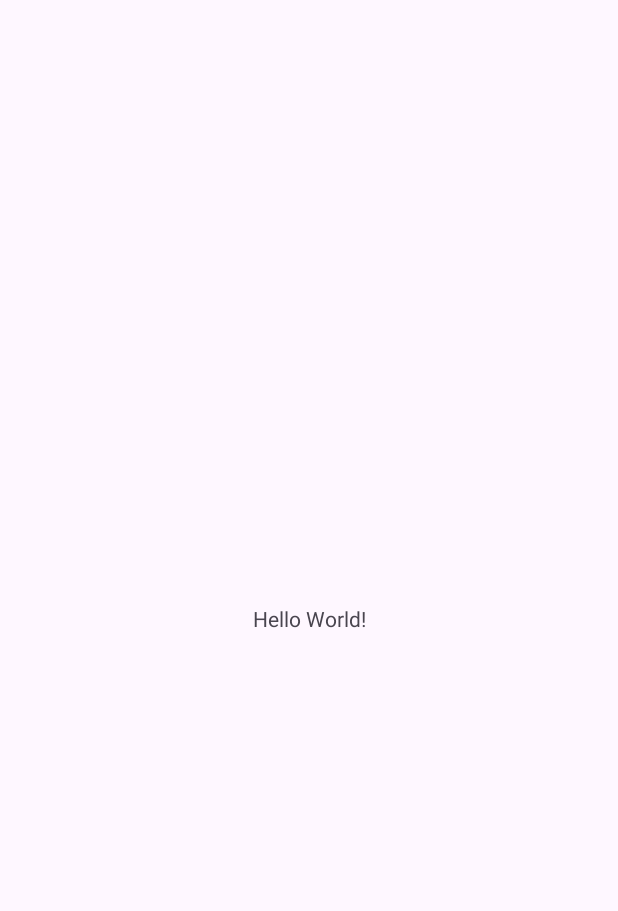
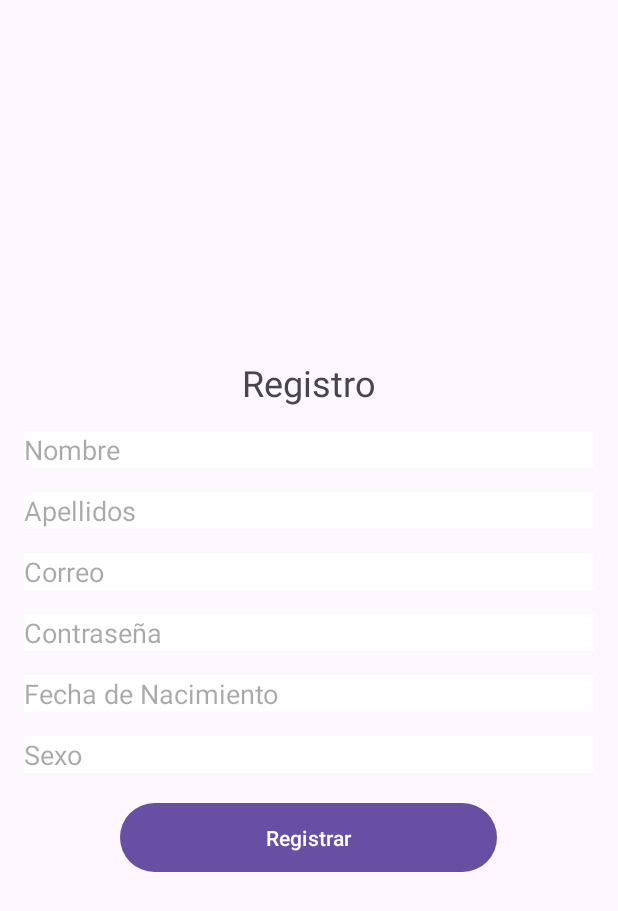
Before and after one commit to Sarethjs/MoveCax, an Android app: the screen it shows after launch (MainActivity before the commit, RegistroUserActivity after it), on a phone screen of 412 x 824 dp. Before the commit the part shown is almost empty. Shown: the top 911 px of the screen. Run offline under Robolectric (Android 15) with nearby library versions, the phone set to English and light mode, and no system bars; 1 statement that could not run was skipped.

Commit message:
Resgistro User

```diff
--- a/app/src/main/java/dev/movecax/views/RegistroUserActivity.java
+++ b/app/src/main/java/dev/movecax/views/RegistroUserActivity.java
@@ -1,16 +1,62 @@
 package dev.movecax.views;
 
 import androidx.appcompat.app.AppCompatActivity;
+import android.os.Bundle;
+import android.view.View;
+import android.widget.Button;
+import android.widget.EditText;
 
-import android.os.Bundle;
-
+import dev.movecax.Presenters.RegistroUserPresenter;
 import dev.movecax.R;
+import retrofit2.Retrofit;
+import retrofit2.converter.gson.GsonConverterFactory;
 
 public class RegistroUserActivity extends AppCompatActivity {
+
+    private RegistroUserPresenter presenter;
+
+    private EditText etNombre;
+    private EditText etApellidos;
+    private EditText etCorreo;
+    private EditText etContraseña;
+    private EditText etFechaNacimiento;
+    private EditText etSexo;
+    private Button btnRegistrar;
 
     @Override
     protected void onCreate(Bundle savedInstanceState) {
         super.onCreate(savedInstanceState);
         setContentView(R.layout.activity_registro_user);
+
+
+        // Enlazar los elementos de la interfaz de usuario con las variables
+        etNombre = findViewById(R.id.etNombre);
+        etApellidos = findViewById(R.id.etApellidos);
+        etCorreo = findViewById(R.id.etCorreo);
+        etContraseña = findViewById(R.id.etContraseña);
+        etFechaNacimiento = findViewById(R.id.etFechaNacimiento);
+        etSexo = findViewById(R.id.etSexo);
+        btnRegistrar = findViewById(R.id.btnRegistrar);
+
+        // Configurar el presentador con la actividad
+        presenter = new RegistroUserPresenter(this);
+
+
+        // Agregar un listener al botón "Registrar" para manejar el clic
+        btnRegistrar.setOnClickListener(new View.OnClickListener() {
+            @Override
+            public void onClick(View view) {
+                // Obtener los datos del formulario
+                String nombre = etNombre.getText().toString();
+                String apellidos = etApellidos.getText().toString();
+                String correo = etCorreo.getText().toString();
+                String contraseña = etContraseña.getText().toString();
+                String fechaNacimiento = etFechaNacimiento.getText().toString();
+                String sexo = etSexo.getText().toString();
+
+                // Llamar al método del presentador para registrar el usuario
+                presenter.registrarUsuario(nombre, apellidos, correo, contraseña, fechaNacimiento, sexo);
+            }
+        });
     }
 }
--- /dev/null
+++ b/app/src/main/java/dev/movecax/views/RegistroUserView.java
@@ -0,0 +1,6 @@
+package dev.movecax.views;
+
+public interface RegistroUserView {
+    void mostrarMensajeExito();
+    void mostrarMensajeError(String mensaje);
+}
--- a/app/src/main/res/layout/activity_registro_user.xml
+++ b/app/src/main/res/layout/activity_registro_user.xml
@@ -2,7 +2,7 @@
 <RelativeLayout xmlns:android="http://schemas.android.com/apk/res/android"
     android:layout_width="match_parent"
     android:layout_height="match_parent"
-    android:background="@drawable/City"> <!-- Fondo de la imagen City -->
+    > <!-- Fondo de la imagen City -->
 
     <!-- Layout para centrar los campos de registro verticalmente -->
     <LinearLayout
```
Also changed, not shown: app/src/main/AndroidManifest.xml (+4 -6 lines), app/src/main/java/dev/movecax/Presenters/RegistroUserPresenter.java (added, +55 -0 lines), app/src/main/java/dev/movecax/models/Users.java (+21 -16 lines), app/src/main/res/drawable/city.jpg (renamed from app/src/main/res/drawable/City.jpg), app/src/main/res/drawable/logo.png (renamed from app/src/main/res/drawable/Logo.png), app/src/main/res/drawable/plaza.jpg (renamed from app/src/main/res/drawable/Plaza.jpg).
